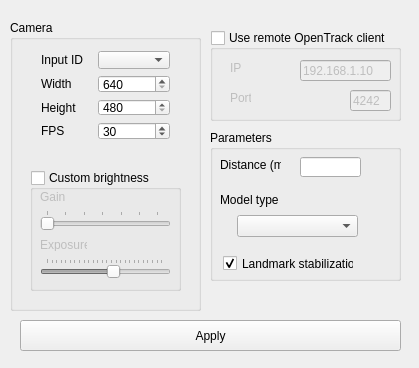
This is Client/src/view/ConfigWindow.ui in AIRLegend/aitrack as Qt 5 draws it before an edit. The edited form follows.
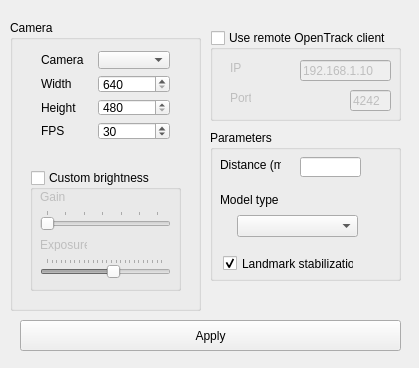
This is the edited form. Icons and pictures are not drawn.

Commit message: Model dropdown was not being correctly set to the current selected model.

Patch:
```diff
--- a/Client/src/view/ConfigWindow.ui
+++ b/Client/src/view/ConfigWindow.ui
@@ -13,6 +13,12 @@
     <height>368</height>
    </rect>
   </property>
+  <property name="minimumSize">
+   <size>
+    <width>419</width>
+    <height>368</height>
+   </size>
+  </property>
   <property name="maximumSize">
    <size>
     <width>419</width>
@@ -117,7 +123,7 @@
      <item row="1" column="0">
       <widget class="QLabel" name="label">
        <property name="text">
-        <string>Input ID</string>
+        <string>Camera</string>
        </property>
       </widget>
      </item>
```
The commit also changes 1 other file.
